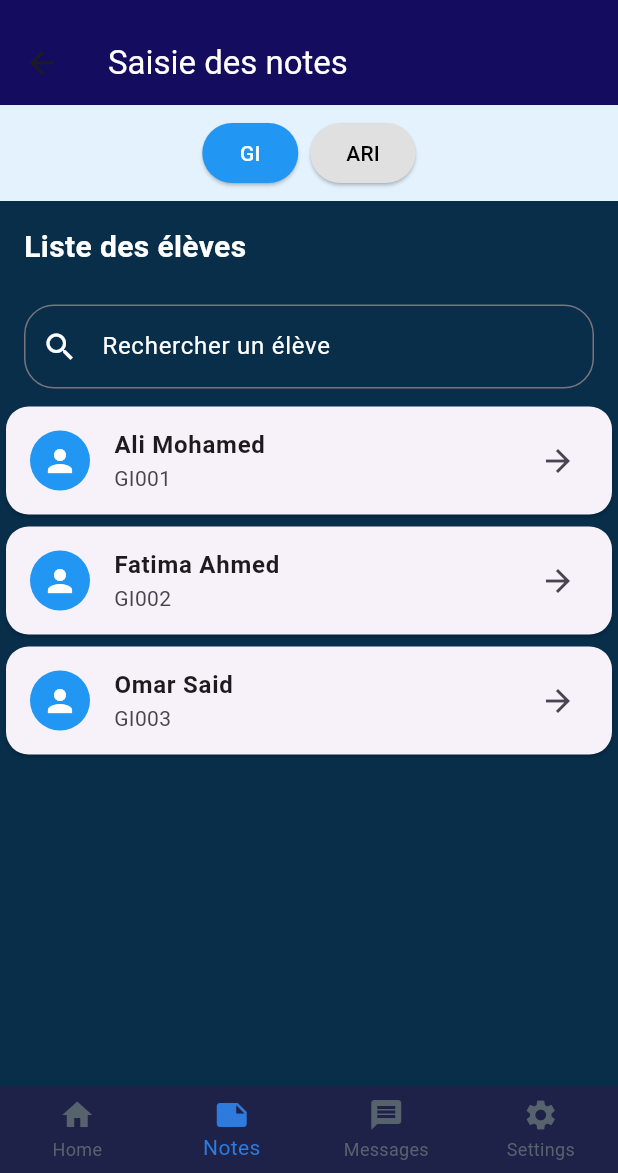
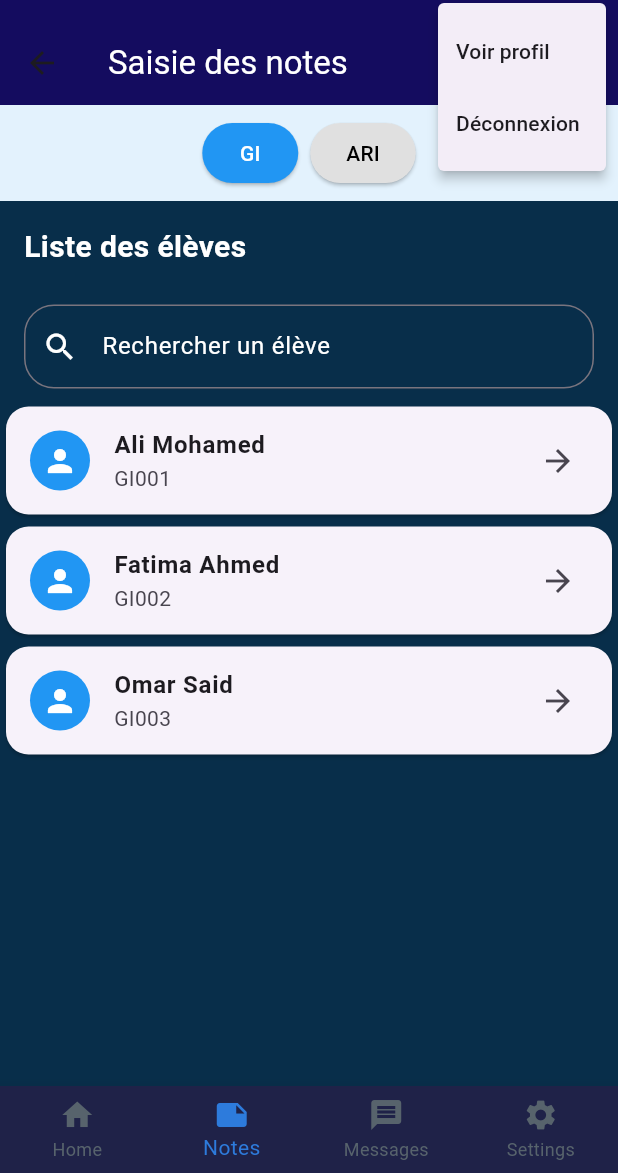
Before and after one commit to drbynz0/pfe_project, a Flutter app: the TeacherHomePage screen opened by its route, item 2 of the bottom bar chosen, after a tap on the "account circle" icon, on a phone screen of 412 x 824 dp, the part 63-1236 px from its top. Run offline on Flutter 3.47's test engine with Material 3 defaults, Android fonts, the phone set to English and light mode, and no system bars; Roboto replaces fonts that are missing (Inter Tight).

Commit message:
Refactor TeacherHomePage to include profile navigation and logout functionality; clean up notes page code

```diff
--- a/lib/screens/ens_pages/ens_home_page.dart
+++ b/lib/screens/ens_pages/ens_home_page.dart
@@ -1,4 +1,5 @@
 import 'package:flutter/material.dart';
+import '/services/auth_service.dart';
 import 'notes_page.dart';
 import 'messages_page.dart';
 import 'settings.dart';
@@ -41,10 +42,27 @@ class TeacherHomePageState extends State<TeacherHomePage> {
             icon: const Icon(Icons.notifications, color: Colors.white, size: 24),
             onPressed: () {},
           ),
-          IconButton(
+          PopupMenuButton<String>(
             icon: const Icon(Icons.account_circle, color: Colors.white, size: 30),
-
-            onPressed: () {},
+            offset: const Offset(0, 40),
+            onSelected: (value) {
+              if (value == 'profile') {
+                // Rediriger vers la page de profil
+                Navigator.pushNamed(context, '/profile');
+              } else if (value == 'logout') {
+                AuthService.logout(context);
+              }
+            },
+            itemBuilder: (context) => [
+              const PopupMenuItem(
+                value: 'profile',
+                child: Text('Voir profil'),
+              ),
+              const PopupMenuItem(
+                value: 'logout',
+                child: Text('Déconnexion'),
+              ),
+            ],
           ),
         ],
       ),
--- a/lib/screens/ens_pages/notes_page.dart
+++ b/lib/screens/ens_pages/notes_page.dart
@@ -7,7 +7,7 @@ class NotesPage extends StatefulWidget {
 }
 
 class NotesPageState extends State<NotesPage> {
-  String selectedClass = "GI"; // Classe par défaut sélectionnée
+  String selectedClass = "GI";
   TextEditingController searchController = TextEditingController();
   List<Map<String, String>> students = [
     {"name": "Ali Mohamed", "id": "GI001"},
@@ -72,7 +72,7 @@ class NotesPageState extends State<NotesPage> {
               ),
               style: const TextStyle(color: Colors.white),
               onChanged: (value) {
-                setState(() {}); // Met à jour la liste filtrée
+                setState(() {});
               },
             ),
           ),
@@ -98,7 +98,6 @@ class NotesPageState extends State<NotesPage> {
                     subtitle: Text(student["id"]!),
                     trailing: const Icon(Icons.arrow_forward),
                     onTap: () {
-                      // Navigue vers la page de saisie des notes
                       Navigator.push(
                         context,
                         MaterialPageRoute(
@@ -149,6 +148,7 @@ const NoteEntryPage({required this.student, super.key});
         style: const TextStyle(fontSize: 18, fontWeight: FontWeight.bold, color: Colors.white),
         ),
         backgroundColor: const Color(0xFF140C5F),
+        iconTheme: const IconThemeData(color: Colors.white),
       ),
       body: Center(
         child: Text(
```
Also changed, not shown: pubspec.yaml (+0 -7 lines), 1 other file.
